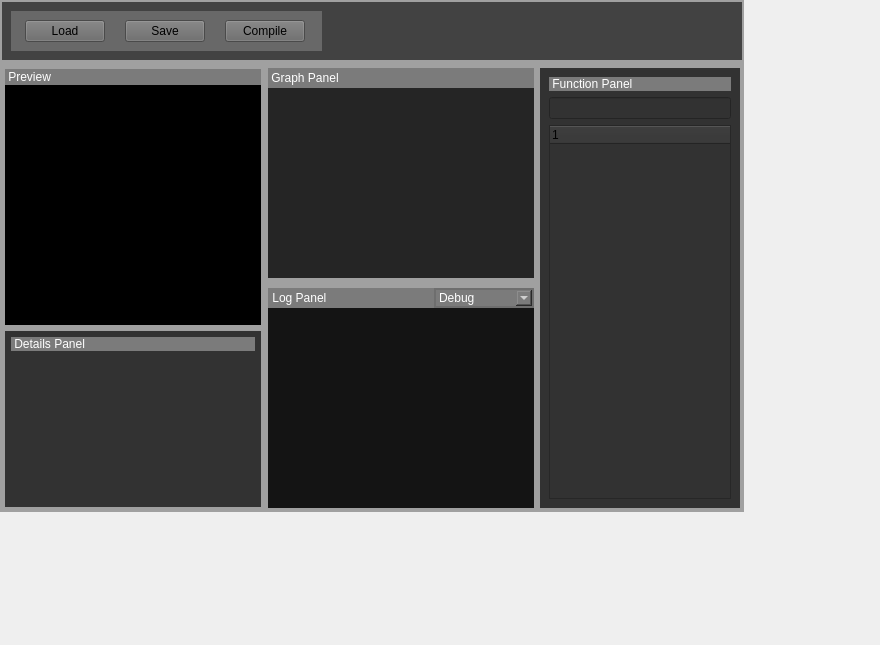
Old version of the form source/qt/Window.ui in the repository SylvainDeker/Shader-Graph.
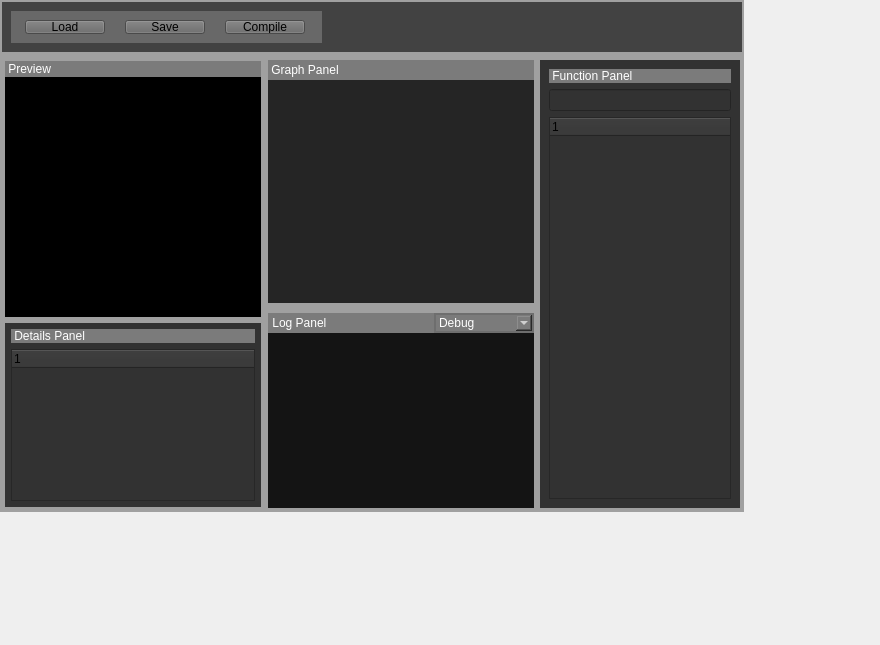
New version of the form. Custom widgets are drawn as their Qt base class.

Commit message: Node details panel : Layout system to Tree system (WIP)

The edit to the form file:
```diff
--- a/source/qt/Window.ui
+++ b/source/qt/Window.ui
@@ -245,6 +245,12 @@
             <height>100</height>
            </size>
           </property>
+          <property name="maximumSize">
+           <size>
+            <width>256</width>
+            <height>16777215</height>
+           </size>
+          </property>
           <property name="autoFillBackground">
            <bool>false</bool>
           </property>
@@ -279,6 +285,21 @@
            <item>
             <layout class="QVBoxLayout" name="layoutDetails"/>
            </item>
+           <item>
+            <widget class="QTreeWidget" name="detailsTree">
+             <property name="maximumSize">
+              <size>
+               <width>256</width>
+               <height>16777215</height>
+              </size>
+             </property>
+             <column>
+              <property name="text">
+               <string notr="true">1</string>
+              </property>
+             </column>
+            </widget>
+           </item>
            <item>
             <spacer name="verticalSpacer">
              <property name="orientation">
@@ -357,7 +378,7 @@
             <property name="maximumSize">
              <size>
               <width>16777215</width>
-              <height>20</height>
+              <height>19</height>
              </size>
             </property>
             <property name="styleSheet">
@@ -447,7 +468,7 @@
           <property name="maximumSize">
            <size>
             <width>16777215</width>
-            <height>200</height>
+            <height>175</height>
            </size>
           </property>
           <property name="sizeIncrement">
```
Left out of the diff: 2 changed lines with no effect on the pictures. The commit also changes 13 other files.
